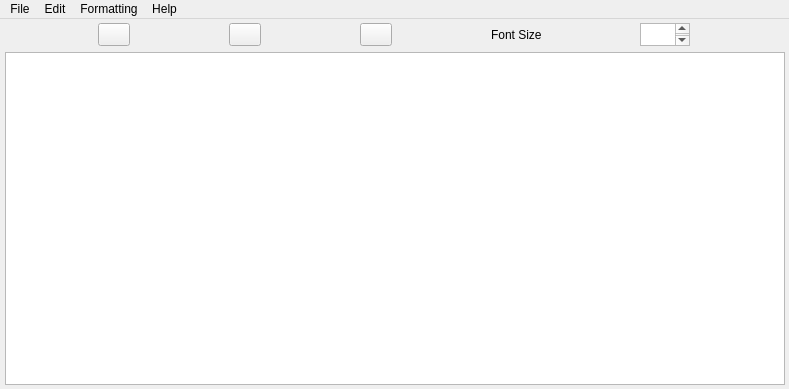
eJuke/RagaEditor, file mainwindow.ui: the form before one commit.
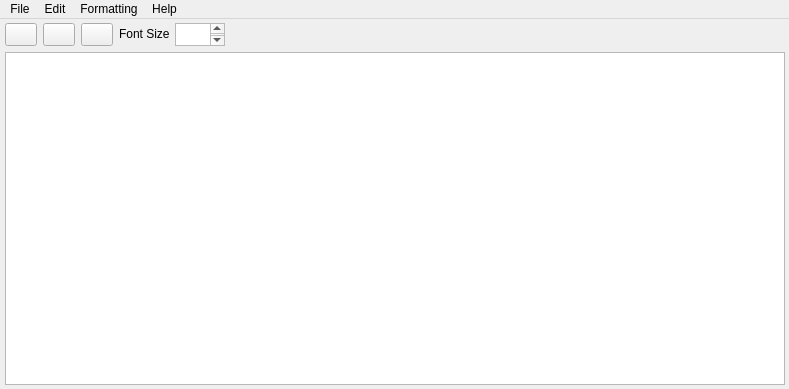
The form after the commit. Icons and pictures are not drawn.

What changed in the file:
```diff
--- a/mainwindow.ui
+++ b/mainwindow.ui
@@ -139,7 +139,7 @@
           </property>
          </widget>
         </item>
-        <item>
+        <item alignment="Qt::AlignVCenter">
          <widget class="QLabel" name="label">
           <property name="maximumSize">
            <size>
@@ -152,7 +152,7 @@
           </property>
          </widget>
         </item>
-        <item>
+        <item alignment="Qt::AlignLeft">
          <widget class="QPlainTextEdit" name="plainTextEdit">
           <property name="maximumSize">
            <size>
```
Left out of the diff: 12 changed lines with no effect on the pictures.
